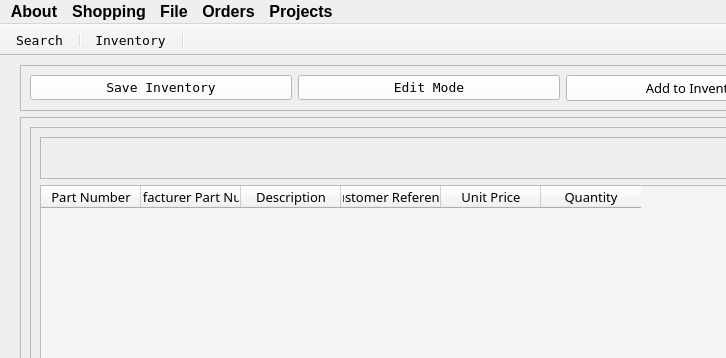
This is Program_Files/UI_Files/gui_app.ui in Thomas1B/Electronics-Inventory-Program as Qt 5 draws it before an edit; both pictures show x 0 to 726 and y 0 to 358 of the 944 by 740 pixel window. The edited form follows.
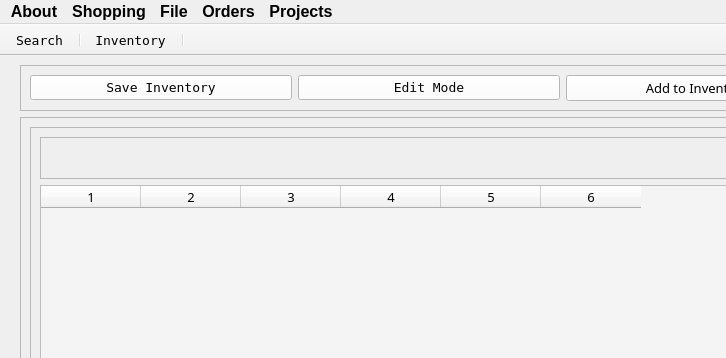
This is the edited form. Icons and pictures are not drawn.

```diff
--- a/Program_Files/UI_Files/gui_app.ui
+++ b/Program_Files/UI_Files/gui_app.ui
@@ -322,32 +322,32 @@
             </property>
             <column>
              <property name="text">
-              <string>Part Number</string>
+              <string>1</string>
              </property>
             </column>
             <column>
              <property name="text">
-              <string>Manufacturer Part Number</string>
+              <string>2</string>
              </property>
             </column>
             <column>
              <property name="text">
-              <string>Description</string>
+              <string>3</string>
              </property>
             </column>
             <column>
              <property name="text">
-              <string>Customer Reference</string>
+              <string>4</string>
              </property>
             </column>
             <column>
              <property name="text">
-              <string>Unit Price</string>
+              <string>5</string>
              </property>
             </column>
             <column>
              <property name="text">
-              <string>Quantity</string>
+              <string>6</string>
              </property>
             </column>
            </widget>
```
Left out of the diff: 2 changed lines with no effect on the pictures.
